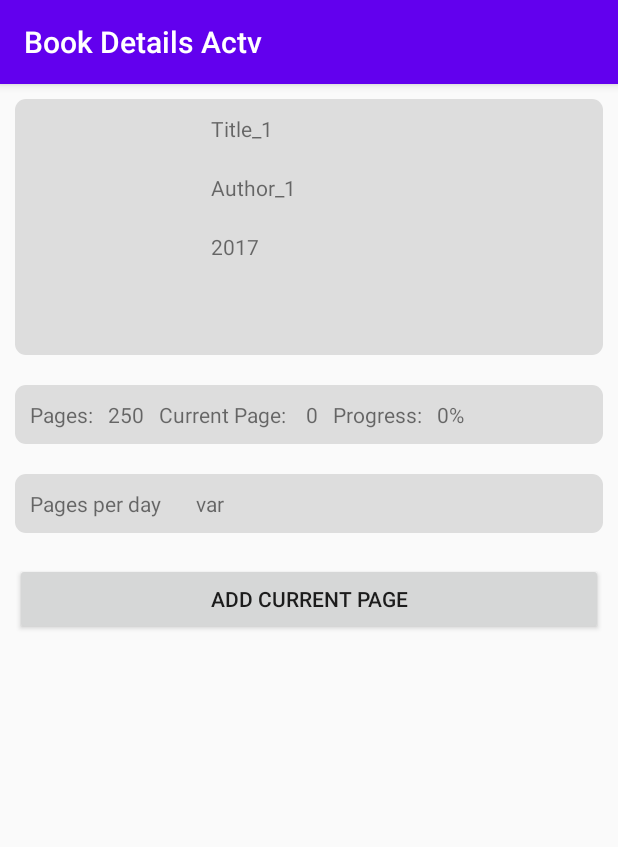
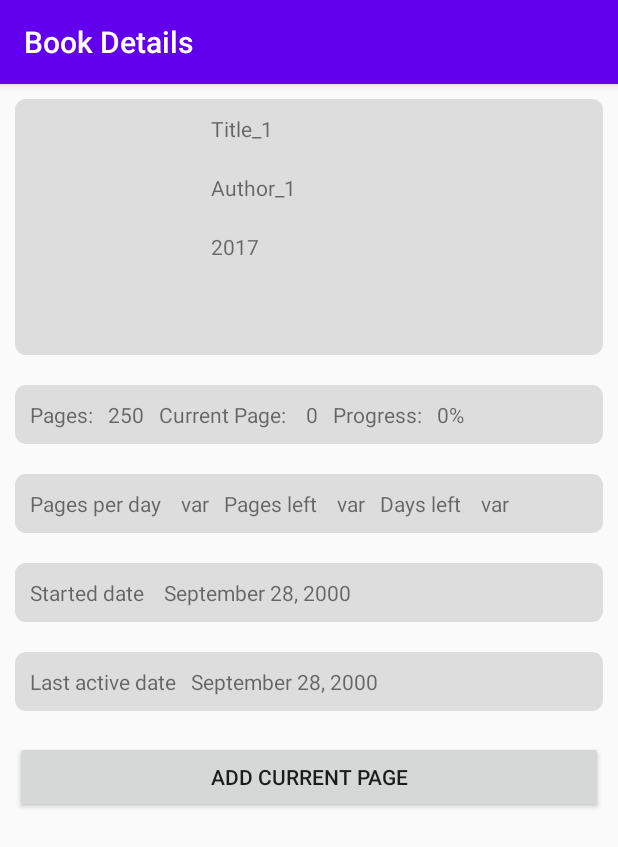
Before and after one commit to L-win/BookStats, an Android app: the screen it shows after launch (ViewBookActivity), after a tap on "2017", on a phone screen of 412 x 824 dp. Shown: the top 847 px of the screen. Run offline under Robolectric (Android 15) with nearby library versions, the phone set to English and light mode, and no system bars; our stand-ins replace Room's generated code, navigation-ui.

Commit message:
display book added date and last page added date

```diff
--- a/app/src/main/java/com/elvina/bookstats/database/Book.java
+++ b/app/src/main/java/com/elvina/bookstats/database/Book.java
@@ -23,7 +23,7 @@ public class Book {
         this.year = year;
         this.dateAdded = dateAdded;
         this.allPages = allPages;
-
+        this.dateLastPage = dateAdded;
     }
 
     public void setId(int id) {
@@ -38,8 +38,16 @@ public class Book {
         this.dateAdded = dateAdded;
     }
 
+    public String getDateAdded() {
+        return dateAdded;
+    }
+
     public void setDateLastPage(String dateLastPage) {
         this.dateLastPage = dateLastPage;
+    }
+
+    public String getDateLastPage() {
+        return dateLastPage;
     }
 
     public String getTitle() {
@@ -54,27 +62,19 @@ public class Book {
         return year;
     }
 
-    public String getDateAdded() {
-        return dateAdded;
-    }
-
-    public String getDateLastPage() {
-        return dateLastPage;
+    public void setAllPages(int allPages) {
+        this.allPages = allPages;
     }
 
     public int getAllPages() {
         return allPages;
     }
 
-    public void setAllPages(int allPages) {
-        this.allPages = allPages;
-    }
-
     public void setCurrentPage(int currentPage) {
         this.currentPage = currentPage;
     }
 
-    public int getCurrentPage(){
+    public int getCurrentPage() {
         return this.currentPage;
     }
 }
--- a/app/src/main/java/com/elvina/bookstats/database/BookDatabase.java
+++ b/app/src/main/java/com/elvina/bookstats/database/BookDatabase.java
@@ -10,7 +10,7 @@ import androidx.room.Room;
 import androidx.room.RoomDatabase;
 import androidx.sqlite.db.SupportSQLiteDatabase;
 
-@Database(entities = {Book.class}, version=2)
+@Database(entities = {Book.class}, version=3)
 public abstract class BookDatabase extends RoomDatabase {
     private static BookDatabase instance;
     public abstract BookDao bookDao();
--- a/app/src/main/java/com/elvina/bookstats/ui/book/ViewBookActivity.java
+++ b/app/src/main/java/com/elvina/bookstats/ui/book/ViewBookActivity.java
@@ -18,6 +18,9 @@ import com.elvina.bookstats.database.ViewBookViewModel;
 import org.w3c.dom.Text;
 
 import java.text.DecimalFormat;
+import java.text.SimpleDateFormat;
+import java.util.Calendar;
+import java.util.Date;
 
 public class ViewBookActivity extends AppCompatActivity implements AddCurrentPageDialog.AddCurrentPageDialogListener {
 
@@ -28,50 +31,81 @@ public class ViewBookActivity extends AppCompatActivity implements AddCurrentPag
     public static final String EXTRA_DATE_ADDED = "com.elvina.bookstats.EXTRA_DATE_ADDED";
     public static final String EXTRA_ALL_PAGES = "com.elvina.bookstats.EXTRA_ALL_PAGES";
     public static final String EXTRA_CURRENT_PAGE = "com.elvina.bookstats.EXTRA_CURRENT_PAGES";
+    public static final String EXTRA_DATE_LAST_PAGE = "com.elvina.bookstats" +
+            ".EXTRA_DATE_LAST_PAGE";
 
-    TextView currentPage, progress;
-    int p;
-    String progressC;
+    ViewBookViewModel viewBookViewModel;
+
+    TextView viewTitle, viewAuthor, viewYear, viewAllPages, viewCurrentPage,
+            viewProgress, viewDateAdded,viewDateLastPage;
+
+    Intent intent;
+
+    int bookAllPages;
     DecimalFormat df;
-    Intent intent;
-    ViewBookViewModel viewBookViewModel;
 
     @Override
     protected void onCreate(Bundle savedInstanceState) {
         super.onCreate(savedInstanceState);
         setContentView(R.layout.activity_view_book);
 
-        setTitle("Book Details Actv");
+        setTitle("Book Details");
+
+        viewBookViewModel = new ViewModelProvider(this).get(ViewBookViewModel.class);
 
         intent = getIntent();
 
-        TextView title = findViewById(R.id.text_book_title);
-        TextView author = findViewById(R.id.text_book_author);
-        TextView year = findViewById(R.id.text_book_year);
-        TextView allPages = findViewById(R.id.text_book_all_pages);
-        progress = findViewById(R.id.text_book_progress);
-        currentPage = findViewById(R.id.text_book_curent_page);
+        // PREPARE VIEWS
+        viewTitle = findViewById(R.id.text_book_title);
+        viewAuthor = findViewById(R.id.text_book_author);
+        viewYear = findViewById(R.id.text_book_year);
+        viewAllPages = findViewById(R.id.text_book_all_pages);
+        viewProgress = findViewById(R.id.text_book_progress);
+        viewCurrentPage = findViewById(R.id.text_book_curent_page);
+        viewDateAdded = findViewById(R.id.text_book_date_added);
+        viewDateLastPage = findViewById(R.id.text_book_date_last_page);
 
-        // Calculate progress
-        p = intent.getIntExtra(EXTRA_ALL_PAGES, 0);
-        int pc = intent.getIntExtra(EXTRA_CURRENT_PAGE, 0);
-        double progressT = 100.0 / (Double.valueOf(p) / Double.valueOf(pc));
+        // FORMAT DATE
+        String a = intent.getStringExtra(EXTRA_DATE_ADDED);
+        String b =intent.getStringExtra(EXTRA_DATE_LAST_PAGE);
+        SimpleDateFormat parser = new SimpleDateFormat("EEE MMM d HH:mm:ss zzz yyyy");
+        Date dateA = null;
+        Date dateB = null;
+        try {
+            dateA = parser.parse(a);
+            dateB = parser.parse(b);
+        } catch (Exception e) {
+
+        }
+        SimpleDateFormat formatter = new SimpleDateFormat("MMMM dd, yyyy");
+        String bookDateAdded = formatter.format(dateA);
+        String bookDateLastPage = formatter.format(dateB);
+
+
+        // CALCULATE PROGRESS
+        bookAllPages = intent.getIntExtra(EXTRA_ALL_PAGES, 0);
+        int bookCurrenPage = intent.getIntExtra(EXTRA_CURRENT_PAGE, 0);
+        double bookProgressCalc =
+                100.0 / (Double.valueOf(bookAllPages) / Double.valueOf(bookCurrenPage));
         df = new DecimalFormat("###.#");
-        progressC = df.format(progressT)+"%";
+        String bookProgress = df.format(bookProgressCalc) + "%";
 
-        title.setText(intent.getStringExtra(EXTRA_TITLE));
-        author.setText(intent.getStringExtra(EXTRA_AUTHOR));
-        year.setText(intent.getStringExtra(EXTRA_YEAR));
-        allPages.setText(String.valueOf(intent.getIntExtra(EXTRA_ALL_PAGES, 0)));
-        currentPage.setText(String.valueOf(intent.getIntExtra(EXTRA_CURRENT_PAGE, 0)));
-        progress.setText(progressC);
+        // SET VALUES TO VIEW
+        viewTitle.setText(intent.getStringExtra(EXTRA_TITLE));
+        viewAuthor.setText(intent.getStringExtra(EXTRA_AUTHOR));
+        viewYear.setText(intent.getStringExtra(EXTRA_YEAR));
+        viewAllPages.setText(String.valueOf(intent.getIntExtra(EXTRA_ALL_PAGES, 0)));
+        viewCurrentPage.setText(String.valueOf(intent.getIntExtra(EXTRA_CURRENT_PAGE, 0)));
+        viewProgress.setText(bookProgress);
+        //
+        viewDateAdded.setText(bookDateAdded);
+        viewDateLastPage.setText(bookDateLastPage);
+        Toast.makeText(this, intent.getStringExtra(EXTRA_DATE_ADDED), Toast.LENGTH_SHORT).show();
+//        Toast.makeText(this, intent.getStringExtra(EXTRA_DATE_LAST_PAGE),
+//                Toast.LENGTH_SHORT).show();
 
-//        100/(pages/page)
 
-//        Toast.makeText(this, "progre"progressC, Toast.LENGTH_SHORT).show();
-
-        viewBookViewModel = new ViewModelProvider(this).get(ViewBookViewModel.class);
-
+        // WHEN NEW PAGE ADDED..
         Button buttonAddCurrentPage = findViewById(R.id.button_add_current_page);
         buttonAddCurrentPage.setOnClickListener(new View.OnClickListener() {
             @Override
@@ -88,15 +122,20 @@ public class ViewBookActivity extends AppCompatActivity implements AddCurrentPag
 
     @Override
     public void applyTexts(int currentPage) {
-        Toast.makeText(this, "updated", Toast.LENGTH_SHORT).show();
         if (currentPage != intent.getIntExtra(EXTRA_CURRENT_PAGE, 1)) {
 
-            this.currentPage.setText(String.valueOf(currentPage));
-            double progressT =
-                    100.0 / (Double.valueOf(this.p) / Double.valueOf(currentPage));
-            progressC = df.format(progressT)+"%";
-            this.progress.setText(this.progressC);
+            // CALCULATE NEW PROGRESS
+            double bookNewProgressCalc =
+                    100.0 / (Double.valueOf(this.bookAllPages) / Double.valueOf(currentPage));
+            String bookNewProgress = df.format(bookNewProgressCalc) + "%";
 
+            // SET NEW VALUES
+            this.viewCurrentPage.setText(String.valueOf(currentPage));
+            this.viewProgress.setText(bookNewProgress);
+
+            String dateLastPage = Calendar.getInstance().getTime().toString();
+
+            // INSERT TO DATABASE
             Book book = new Book(
                     intent.getStringExtra(EXTRA_TITLE),
                     intent.getStringExtra(EXTRA_AUTHOR),
@@ -105,8 +144,12 @@ public class ViewBookActivity extends AppCompatActivity implements AddCurrentPag
                     intent.getIntExtra(EXTRA_ALL_PAGES, 1)
             );
             book.setId(intent.getIntExtra(EXTRA_ID, 1));
+            book.setDateLastPage(dateLastPage);
             book.setCurrentPage(currentPage);
             viewBookViewModel.update(book);
+
+            Toast.makeText(this, "updated", Toast.LENGTH_SHORT).show();
+
         }
     }
 }
--- a/app/src/main/java/com/elvina/bookstats/ui/home/HomeFragment.java
+++ b/app/src/main/java/com/elvina/bookstats/ui/home/HomeFragment.java
@@ -72,6 +72,8 @@ public class HomeFragment extends Fragment {
                 intent.putExtra(ViewBookActivity.EXTRA_DATE_ADDED, book.getDateAdded());
                 intent.putExtra(ViewBookActivity.EXTRA_ALL_PAGES, book.getAllPages());
                 intent.putExtra(ViewBookActivity.EXTRA_CURRENT_PAGE, book.getCurrentPage());
+                intent.putExtra(ViewBookActivity.EXTRA_DATE_LAST_PAGE,
+                        book.getDateLastPage());
 //                Toast.makeText(getActivity(), "int: "+book.getAllPages(), Toast.LENGTH_SHORT).show();
                 startActivity(intent);
             }
--- a/app/src/main/res/layout/activity_view_book.xml
+++ b/app/src/main/res/layout/activity_view_book.xml
@@ -122,9 +122,81 @@
             android:id="@+id/text_book_pages_per_day"
             android:layout_width="wrap_content"
             android:layout_height="wrap_content"
-            android:layout_margin="10dp"
+            android:layout_marginTop="10dp"
             android:text="var" />
 
+        <TextView
+            android:id="@+id/text_book_pages_left_"
+            android:layout_width="wrap_content"
+            android:layout_height="wrap_content"
+            android:layout_margin="10dp"
+            android:text="Pages left " />
+
+        <TextView
+            android:id="@+id/text_book_pages_left"
+            android:layout_width="wrap_content"
+            android:layout_height="wrap_content"
+            android:layout_marginTop="10dp"
+            android:text="var" />
+
+        <TextView
+            android:id="@+id/text_book_days_left_"
+            android:layout_width="wrap_content"
+            android:layout_height="wrap_content"
+            android:layout_margin="10dp"
+            android:text="Days left " />
+
+        <TextView
+            android:id="@+id/text_book_days_left"
+            android:layout_width="wrap_content"
+            android:layout_height="wrap_content"
+            android:layout_marginTop="10dp"
+            android:text="var" />
+
+    </LinearLayout>
+
+    <LinearLayout
+        android:layout_width="match_parent"
+        android:layout_height="wrap_content"
+        android:layout_margin="10dp"
+        android:background="@drawable/view_book_item_bakground"
+        android:orientation="horizontal">
+
+        <TextView
+            android:id="@+id/text_book_date_added_"
+            android:layout_width="wrap_content"
+            android:layout_height="wrap_content"
+            android:layout_margin="10dp"
+            android:text="Started date " />
+
+        <TextView
+            android:id="@+id/text_book_date_added"
+            android:layout_width="wrap_content"
+            android:layout_height="wrap_content"
+            android:layout_marginTop="10dp"
+            android:text="var" />
+
+    </LinearLayout>
+
+    <LinearLayout
+        android:layout_width="match_parent"
+        android:layout_height="wrap_content"
+        android:layout_margin="10dp"
+        android:background="@drawable/view_book_item_bakground"
+        android:orientation="horizontal">
+    <TextView
+        android:id="@+id/text_book_date_last_page_"
+        android:layout_width="wrap_content"
+        android:layout_height="wrap_content"
+        android:layout_margin="10dp"
+        android:text="Last active date" />
+
+    <TextView
+        android:id="@+id/text_book_date_last_page"
+        android:layout_width="wrap_content"
+        android:layout_height="wrap_content"
+        android:layout_marginTop="10dp"
+        android:text="var" />
     </LinearLayout>
 
     <Button
```
